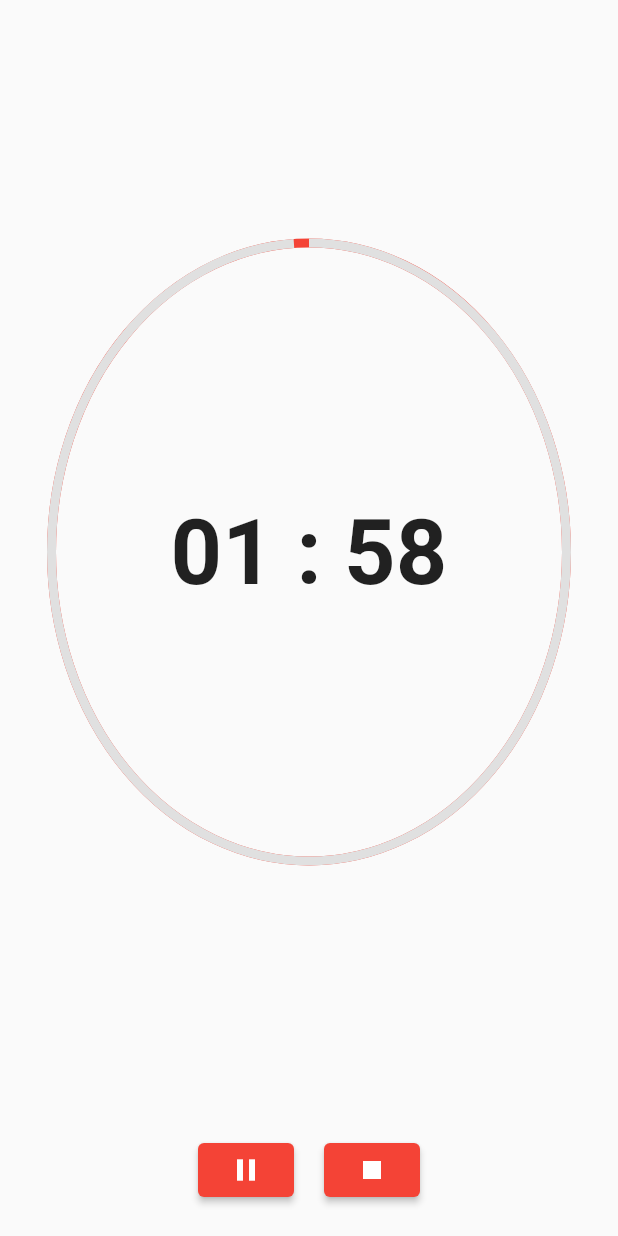
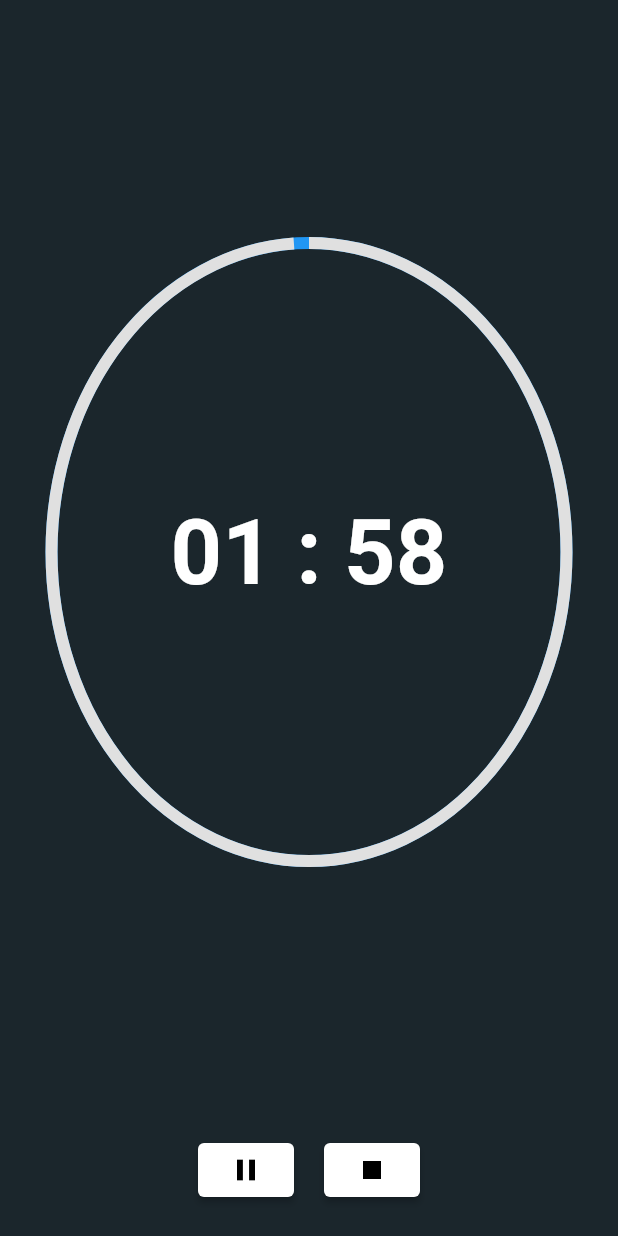
Before and after one commit to yagizdo/countdown-ui, a Flutter app: the screen it shows after launch, after a tap on the "play arrow" icon, on a phone screen of 412 x 824 dp. Run offline on Flutter 3.47's test engine with Material 2 defaults, Android fonts, the phone set to English and light mode, and no system bars; our stand-ins replace hexcolor.

Commit message:
Added theme colors | provider and hex color packages

```diff
--- a/lib/Screens/home_screen.dart
+++ b/lib/Screens/home_screen.dart
@@ -61,15 +61,18 @@ class _HomeScreenState extends State<HomeScreen> with TickerProviderStateMixin {
                   height: size.height / 2,
                   child: CircularProgressIndicator(
                     color: Colors.grey.shade300,
-                    backgroundColor: Colors.red,
-                    strokeWidth: 6,
+                    //backgroundColor: Colors.red,
+                    strokeWidth: 8,
                     value: progress,
                   )),
               AnimatedBuilder(
                 animation: controller,
                 builder: (context, child) => Text(
                   '$countText',
-                  style: TextStyle(fontSize: 60, fontWeight: FontWeight.bold),
+                  style: TextStyle(
+                    fontSize: 60,
+                    fontWeight: FontWeight.bold,
+                  ),
                 ),
               )
             ],
--- /dev/null
+++ b/lib/Theme/theme_provider.dart
@@ -0,0 +1,31 @@
+import 'package:flutter/material.dart';
+import 'package:hexcolor/hexcolor.dart';
+
+class ThemeProvider with ChangeNotifier {
+  final darkTheme = ThemeData(
+      primaryColor: Colors.black,
+      brightness: Brightness.dark,
+      scaffoldBackgroundColor: HexColor('#1B262C'),
+      secondaryHeaderColor: Colors.grey.shade300,
+      // Elevated Button
+      elevatedButtonTheme: ElevatedButtonThemeData(
+          style: ElevatedButton.styleFrom(
+        primary: Colors.white,
+        onPrimary: Colors.black,
+      )),
+      progressIndicatorTheme:
+          ProgressIndicatorThemeData(circularTrackColor: Colors.blue));
+
+  final lightTheme = ThemeData(
+      primaryColor: Colors.white,
+      scaffoldBackgroundColor: Colors.red,
+      brightness: Brightness.dark,
+      // Elevated Button
+      elevatedButtonTheme: ElevatedButtonThemeData(
+          style: ElevatedButton.styleFrom(
+        primary: Colors.white,
+        onPrimary: Colors.red,
+      )),
+      progressIndicatorTheme:
+          ProgressIndicatorThemeData(circularTrackColor: Colors.red.shade700));
+}
--- a/lib/main.dart
+++ b/lib/main.dart
@@ -1,8 +1,14 @@
 import 'package:flutter/material.dart';
 import 'package:fomodoro/Screens/home_screen.dart';
+import 'package:fomodoro/Theme/theme_provider.dart';
+import 'package:provider/provider.dart';
 
 void main() {
-  runApp(const MyApp());
+  runApp(ChangeNotifierProvider<ThemeProvider>(
+      create: (_) => ThemeProvider(),
+      builder: (context, snapshot) {
+        return const MyApp();
+      }));
 }
 
 class MyApp extends StatelessWidget {
@@ -11,13 +17,13 @@ class MyApp extends StatelessWidget {
   // This widget is the root of your application.
   @override
   Widget build(BuildContext context) {
-    return MaterialApp(
-      title: 'Flutter Demo',
-      debugShowCheckedModeBanner: false,
-      theme: ThemeData(
-        primarySwatch: Colors.red,
-      ),
-      home: HomeScreen(),
-    );
+    return Consumer<ThemeProvider>(builder: (context, theme, child) {
+      return MaterialApp(
+        title: 'Fomodoro',
+        debugShowCheckedModeBanner: false,
+        theme: theme.darkTheme,
+        home: HomeScreen(),
+      );
+    });
   }
 }
--- a/pubspec.yaml
+++ b/pubspec.yaml
@@ -34,6 +34,8 @@ dependencies:
   # The following adds the Cupertino Icons font to your application.
   # Use with the CupertinoIcons class for iOS style icons.
   cupertino_icons: ^1.0.2
+  provider: ^6.0.2
+  hexcolor: ^2.0.6
 
 dev_dependencies:
   flutter_test:
```
Also changed, not shown: pubspec.lock, 4 other files.
